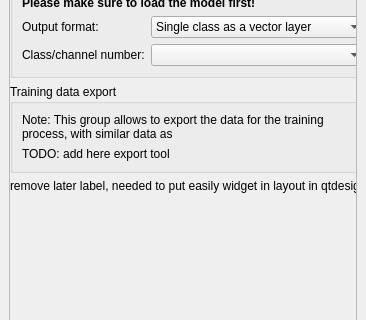
Before: the Qt Designer form plugin/deep_segmentation_framework/deep_segmentation_framework_dockwidget_base.ui in PUTvision/qgis-plugin-deepness, drawn with Qt 5; both pictures show x 0 to 366 and y 900 to 1220 of the 366 by 1368 pixel window.
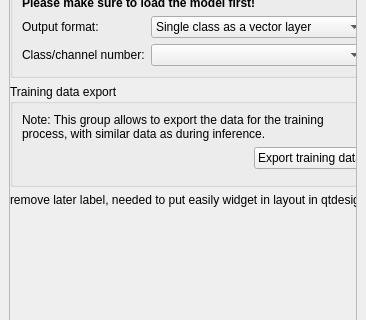
After: the same form once the commit is applied. Custom widgets are drawn as their Qt base class.

Commit message: Training Data Export - WIP

What changed in the file:
```diff
--- a/plugin/deep_segmentation_framework/deep_segmentation_framework_dockwidget_base.ui
+++ b/plugin/deep_segmentation_framework/deep_segmentation_framework_dockwidget_base.ui
@@ -25,8 +25,8 @@
         <rect>
          <x>0</x>
          <y>0</y>
-         <width>393</width>
-         <height>1282</height>
+         <width>350</width>
+         <height>1308</height>
         </rect>
        </property>
        <layout class="QVBoxLayout" name="verticalLayout_3">
@@ -501,13 +501,40 @@
            <item>
             <widget class="QLabel" name="label_15">
              <property name="text">
-              <string>Note: This group allows to export the data for the training process, with similar data as </string>
+              <string>Note: This group allows to export the data for the training process, with similar data as during inference.</string>
              </property>
              <property name="wordWrap">
               <bool>true</bool>
              </property>
             </widget>
            </item>
+           <item>
+            <layout class="QVBoxLayout" name="verticalLayout_trainingDataExport"/>
+           </item>
+           <item>
+            <layout class="QHBoxLayout" name="horizontalLayout_2">
+             <item>
+              <spacer name="horizontalSpacer">
+               <property name="orientation">
+                <enum>Qt::Horizontal</enum>
+               </property>
+               <property name="sizeHint" stdset="0">
+                <size>
+                 <width>40</width>
+                 <height>20</height>
+                </size>
+               </property>
+              </spacer>
+             </item>
+             <item>
+              <widget class="QPushButton" name="pushButton_runTrainingDataExport">
+               <property name="text">
+                <string>Export training data</string>
+               </property>
+              </widget>
+             </item>
+            </layout>
+           </item>
            <item>
             <widget class="QWidget" name="widget_3" native="true">
              <layout class="QHBoxLayout" name="horizontalLayout">
@@ -523,13 +550,6 @@
               <property name="bottomMargin">
                <number>0</number>
               </property>
-              <item>
-               <widget class="QLabel" name="label_16">
-                <property name="text">
-                 <string>TODO: add here export tool</string>
-                </property>
-               </widget>
-              </item>
              </layout>
             </widget>
            </item>
```
Left out of the diff: 2 changed lines with no effect on the pictures. The commit also changes 14 other files.
